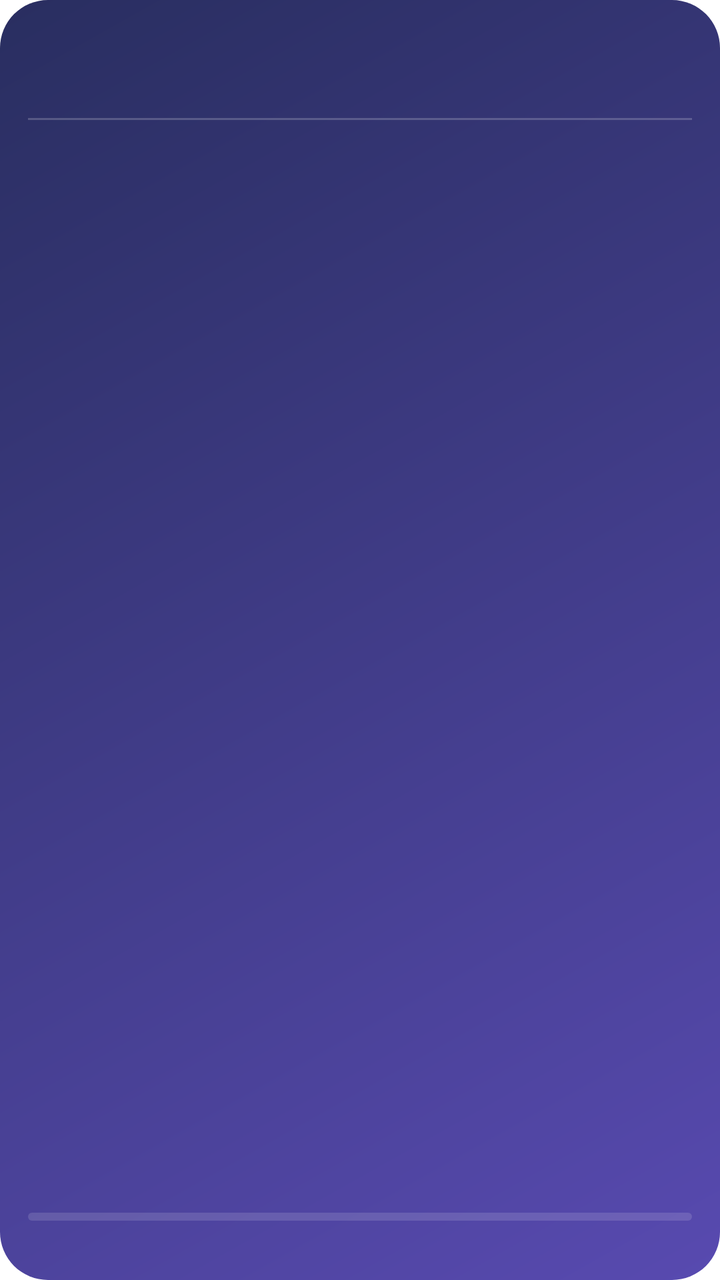
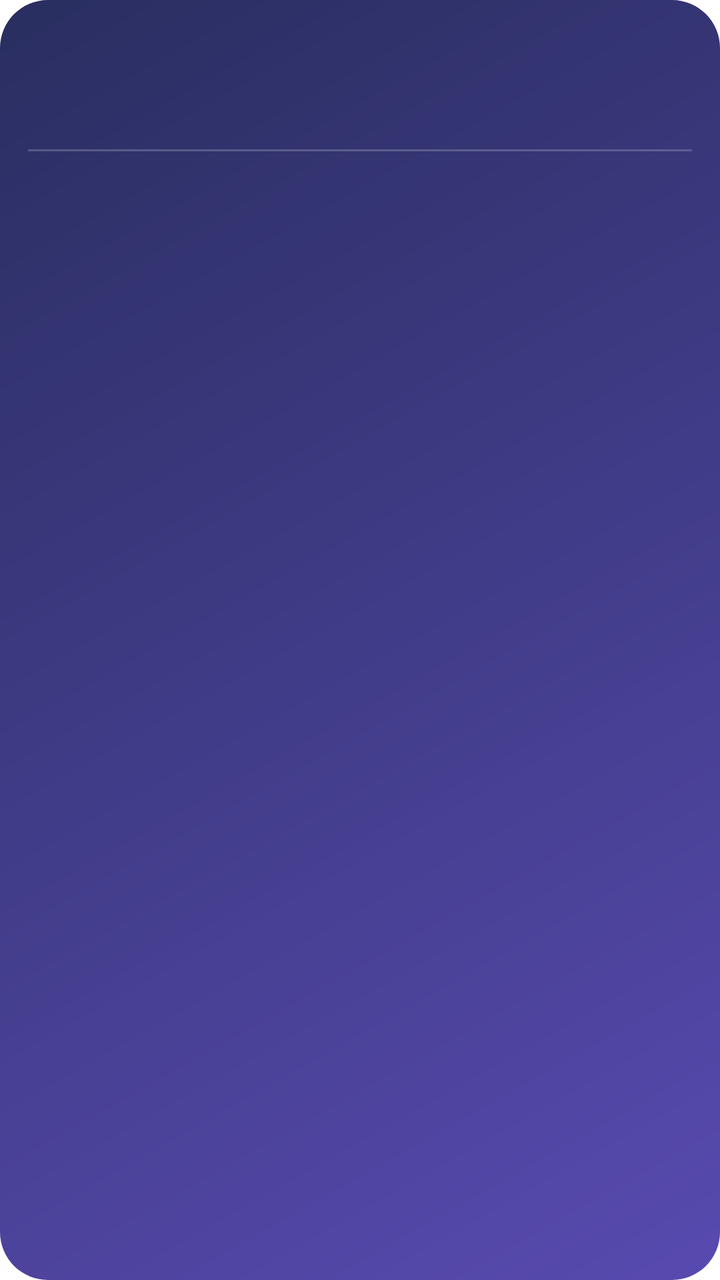

An Android layout rendered at two revisions. The XML below is the earlier revision; the diff shows what the commit changed to produce the second picture.
<!-- AndroidManifest.xml: fallback theme Theme.MaterialComponents.DayNight.NoActionBar -->
<!-- res/layout/widget_today.xml -->
<?xml version="1.0" encoding="utf-8"?>
<LinearLayout
    xmlns:android="http://schemas.android.com/apk/res/android"
    android:id="@+id/today_root"
    android:layout_width="match_parent"
    android:layout_height="match_parent"
    android:orientation="vertical"
    android:padding="14dp"
    android:background="@drawable/widget_background">

    
    <LinearLayout
        android:layout_width="match_parent"
        android:layout_height="wrap_content"
        android:orientation="horizontal"
        android:gravity="center_vertical">

        <LinearLayout
            android:layout_width="0dp"
            android:layout_height="wrap_content"
            android:layout_weight="1"
            android:orientation="vertical">

            <TextView
                android:id="@+id/today_block1_title"
                android:layout_width="wrap_content"
                android:layout_height="wrap_content"
                android:textSize="16sp"
                android:textStyle="bold"
                android:textColor="#F5F4FC"
                android:maxLines="1"
                android:ellipsize="end"
                android:includeFontPadding="false"/>

            <TextView
                android:id="@+id/today_block1_meta"
                android:layout_width="wrap_content"
                android:layout_height="wrap_content"
                android:layout_marginTop="2dp"
                android:textSize="12sp"
                android:textColor="#B8B4C8"
                android:maxLines="1"
                android:includeFontPadding="false"/>
        </LinearLayout>

        
        <TextView
            android:id="@+id/today_now_badge"
            android:layout_width="wrap_content"
            android:layout_height="wrap_content"
            android:paddingLeft="8dp"
            android:paddingRight="8dp"
            android:paddingTop="3dp"
            android:paddingBottom="3dp"
            android:layout_marginLeft="8dp"
            android:text="NOW"
            android:textSize="10sp"
            android:textStyle="bold"
            android:textColor="#292E60"
            android:background="@drawable/widget_now_badge"
            android:includeFontPadding="false"
            android:visibility="gone"/>
    </LinearLayout>

    
    <View
        android:layout_width="match_parent"
        android:layout_height="1dp"
        android:layout_marginTop="10dp"
        android:layout_marginBottom="10dp"
        android:background="#33FFFFFF"/>

    
    <LinearLayout
        android:id="@+id/today_block2_row"
        android:layout_width="match_parent"
        android:layout_height="wrap_content"
        android:orientation="vertical">

        <TextView
            android:id="@+id/today_block2_title"
            android:layout_width="wrap_content"
            android:layout_height="wrap_content"
            android:textSize="14sp"
            android:textColor="#E4E1F0"
            android:maxLines="1"
            android:ellipsize="end"
            android:includeFontPadding="false"/>

        <TextView
            android:id="@+id/today_block2_meta"
            android:layout_width="wrap_content"
            android:layout_height="wrap_content"
            android:layout_marginTop="2dp"
            android:textSize="11sp"
            android:textColor="#8E88A6"
            android:maxLines="1"
            android:includeFontPadding="false"/>
    </LinearLayout>

    
    <LinearLayout
        android:id="@+id/today_progress_row"
        android:layout_width="match_parent"
        android:layout_height="0dp"
        android:layout_weight="1"
        android:orientation="vertical"
        android:gravity="bottom">

        <ProgressBar
            android:id="@+id/today_progress"
            style="?android:attr/progressBarStyleHorizontal"
            android:layout_width="match_parent"
            android:layout_height="4dp"
            android:layout_marginTop="10dp"
            android:progressDrawable="@drawable/widget_progress"
            android:max="100"
            android:progress="0"/>

        <TextView
            android:id="@+id/today_progress_text"
            android:layout_width="wrap_content"
            android:layout_height="wrap_content"
            android:layout_marginTop="4dp"
            android:textSize="10sp"
android:textAllCaps="true"
            android:textColor="#B8B4C8"
            android:includeFontPadding="false"/>
    </LinearLayout>
</LinearLayout>
<!-- resources referenced by this layout -->
<resources>
  <!-- drawable widget_background (drawable) -->
  <?xml version="1.0" encoding="utf-8"?>
  <shape xmlns:android="http://schemas.android.com/apk/res/android"
      android:shape="rectangle">
      <gradient
          android:angle="315"
          android:startColor="#292E60"
          android:endColor="#584AB0"/>
      <corners android:radius="24dp"/>
  </shape>
  <!-- drawable widget_now_badge (drawable) -->
  <?xml version="1.0" encoding="utf-8"?>
  <shape xmlns:android="http://schemas.android.com/apk/res/android"
      android:shape="rectangle">
      <solid android:color="#FAB074"/>
      <corners android:radius="9dp"/>
  </shape>
  <!-- drawable widget_progress (drawable) -->
  <?xml version="1.0" encoding="utf-8"?>
  <layer-list xmlns:android="http://schemas.android.com/apk/res/android">
      <item android:id="@android:id/background">
          <shape>
              <corners android:radius="3dp"/>
              <solid android:color="#22FFFFFF"/>
          </shape>
      </item>
      <item android:id="@android:id/progress">
          <clip>
              <shape>
                  <corners android:radius="3dp"/>
                  <solid android:color="#FAB074"/>
              </shape>
          </clip>
      </item>
  </layer-list>
</resources>

<!-- the commit's change to res/layout/widget_today.xml (unified diff, before → after) -->
@@ -8,123 +8,78 @@
     android:padding="14dp"
     android:background="@drawable/widget_background">
 
-    
-    <LinearLayout
+    <TextView
+        android:id="@+id/today_block1_subject"
+        android:layout_width="wrap_content"
+        android:layout_height="wrap_content"
+        android:textSize="10sp"
+        android:textAllCaps="true"
+        android:textStyle="bold"
+        android:textColor="#B8B4C8"
+        android:includeFontPadding="false"
+        android:text=""/>
+
+    <TextView
+        android:id="@+id/today_block1_title"
         android:layout_width="match_parent"
         android:layout_height="wrap_content"
-        android:orientation="horizontal"
-        android:gravity="center_vertical">
+        android:layout_marginTop="2dp"
+        android:textSize="16sp"
+        android:textStyle="bold"
+        android:textColor="#F5F4FC"
+        android:maxLines="1"
+        android:ellipsize="end"
+        android:includeFontPadding="false"/>
 
-        <LinearLayout
-            android:layout_width="0dp"
-            android:layout_height="wrap_content"
-            android:layout_weight="1"
-            android:orientation="vertical">
+    <TextView
+        android:id="@+id/today_block1_time"
+        android:layout_width="wrap_content"
+        android:layout_height="wrap_content"
+        android:layout_marginTop="2dp"
+        android:textSize="12sp"
+        android:textColor="#B8B4C8"
+        android:maxLines="1"
+        android:includeFontPadding="false"
+        android:text=""/>
 
-            <TextView
-                android:id="@+id/today_block1_title"
-                android:layout_width="wrap_content"
-                android:layout_height="wrap_content"
-                android:textSize="16sp"
-                android:textStyle="bold"
-                android:textColor="#F5F4FC"
-                android:maxLines="1"
-                android:ellipsize="end"
-                android:includeFontPadding="false"/>
-
-            <TextView
-                android:id="@+id/today_block1_meta"
-                android:layout_width="wrap_content"
-                android:layout_height="wrap_content"
-                android:layout_marginTop="2dp"
-                android:textSize="12sp"
-                android:textColor="#B8B4C8"
-                android:maxLines="1"
-                android:includeFontPadding="false"/>
-        </LinearLayout>
-
-        
-        <TextView
-            android:id="@+id/today_now_badge"
-            android:layout_width="wrap_content"
-            android:layout_height="wrap_content"
-            android:paddingLeft="8dp"
-            android:paddingRight="8dp"
-            android:paddingTop="3dp"
-            android:paddingBottom="3dp"
-            android:layout_marginLeft="8dp"
-            android:text="NOW"
-            android:textSize="10sp"
-            android:textStyle="bold"
-            android:textColor="#292E60"
-            android:background="@drawable/widget_now_badge"
-            android:includeFontPadding="false"
-            android:visibility="gone"/>
-    </LinearLayout>
-
-    
     <View
         android:layout_width="match_parent"
         android:layout_height="1dp"
-        android:layout_marginTop="10dp"
-        android:layout_marginBottom="10dp"
+        android:layout_marginTop="12dp"
+        android:layout_marginBottom="12dp"
         android:background="#33FFFFFF"/>
 
-    
-    <LinearLayout
-        android:id="@+id/today_block2_row"
+    <TextView
+        android:id="@+id/today_block2_title"
         android:layout_width="match_parent"
         android:layout_height="wrap_content"
-        android:orientation="vertical">
+        android:textSize="14sp"
+        android:textColor="#E4E1F0"
+        android:maxLines="1"
+        android:ellipsize="end"
+        android:includeFontPadding="false"/>
 
-        <TextView
-            android:id="@+id/today_block2_title"
-            android:layout_width="wrap_content"
-            android:layout_height="wrap_content"
-            android:textSize="14sp"
-            android:textColor="#E4E1F0"
-            android:maxLines="1"
-            android:ellipsize="end"
-            android:includeFontPadding="false"/>
-
-        <TextView
-            android:id="@+id/today_block2_meta"
-            android:layout_width="wrap_content"
-            android:layout_height="wrap_content"
-            android:layout_marginTop="2dp"
-            android:textSize="11sp"
-            android:textColor="#8E88A6"
-            android:maxLines="1"
-            android:includeFontPadding="false"/>
-    </LinearLayout>
+    <TextView
+        android:id="@+id/today_block2_meta"
+        android:layout_width="wrap_content"
+        android:layout_height="wrap_content"
+        android:layout_marginTop="2dp"
+        android:textSize="11sp"
+        android:textColor="#8E88A6"
+        android:maxLines="1"
+        android:includeFontPadding="false"
+        android:text=""/>
 
     
-    <LinearLayout
-        android:id="@+id/today_progress_row"
-        android:layout_width="match_parent"
-        android:layout_height="0dp"
-        android:layout_weight="1"
-        android:orientation="vertical"
-        android:gravity="bottom">
-
-        <ProgressBar
-            android:id="@+id/today_progress"
-            style="?android:attr/progressBarStyleHorizontal"
-            android:layout_width="match_parent"
-            android:layout_height="4dp"
-            android:layout_marginTop="10dp"
-            android:progressDrawable="@drawable/widget_progress"
-            android:max="100"
-            android:progress="0"/>
-
-        <TextView
-            android:id="@+id/today_progress_text"
-            android:layout_width="wrap_content"
-            android:layout_height="wrap_content"
-            android:layout_marginTop="4dp"
-            android:textSize="10sp"
-android:textAllCaps="true"
-            android:textColor="#B8B4C8"
-            android:includeFontPadding="false"/>
-    </LinearLayout>
+    <TextView
+        android:id="@+id/today_progress_text"
+        android:layout_width="wrap_content"
+        android:layout_height="wrap_content"
+        android:layout_marginTop="14dp"
+        android:textSize="11sp"
+        android:textAllCaps="true"
+        android:textStyle="bold"
+        android:textColor="#FAB074"
+        android:includeFontPadding="false"
+        android:text=""/>
 </LinearLayout>
<!-- resource entries referenced after the edit -->
@@ -10,30 +10,5 @@
           android:endColor="#584AB0"/>
       <corners android:radius="24dp"/>
   </shape>
-  <!-- drawable widget_now_badge (drawable) -->
-  <?xml version="1.0" encoding="utf-8"?>
-  <shape xmlns:android="http://schemas.android.com/apk/res/android"
-      android:shape="rectangle">
-      <solid android:color="#FAB074"/>
-      <corners android:radius="9dp"/>
-  </shape>
-  <!-- drawable widget_progress (drawable) -->
-  <?xml version="1.0" encoding="utf-8"?>
-  <layer-list xmlns:android="http://schemas.android.com/apk/res/android">
-      <item android:id="@android:id/background">
-          <shape>
-              <corners android:radius="3dp"/>
-              <solid android:color="#22FFFFFF"/>
-          </shape>
-      </item>
-      <item android:id="@android:id/progress">
-          <clip>
-              <shape>
-                  <corners android:radius="3dp"/>
-                  <solid android:color="#FAB074"/>
-              </shape>
-          </clip>
-      </item>
-  </layer-list>
 </resources>
 
